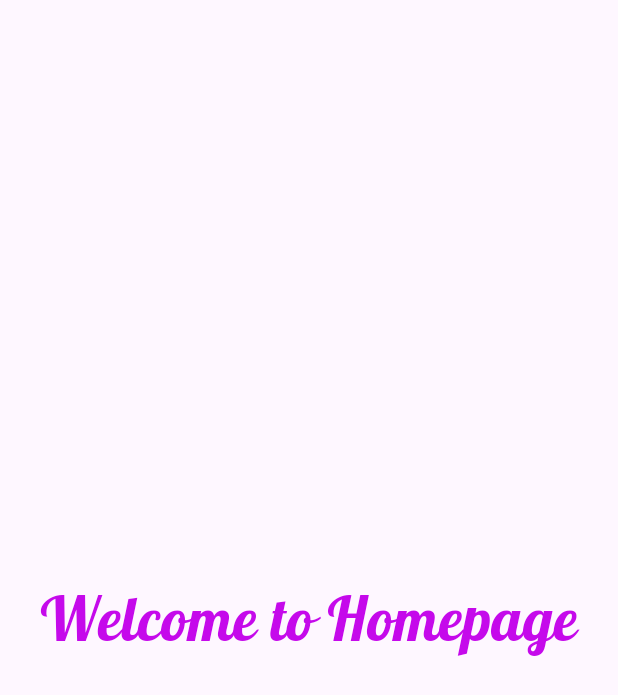
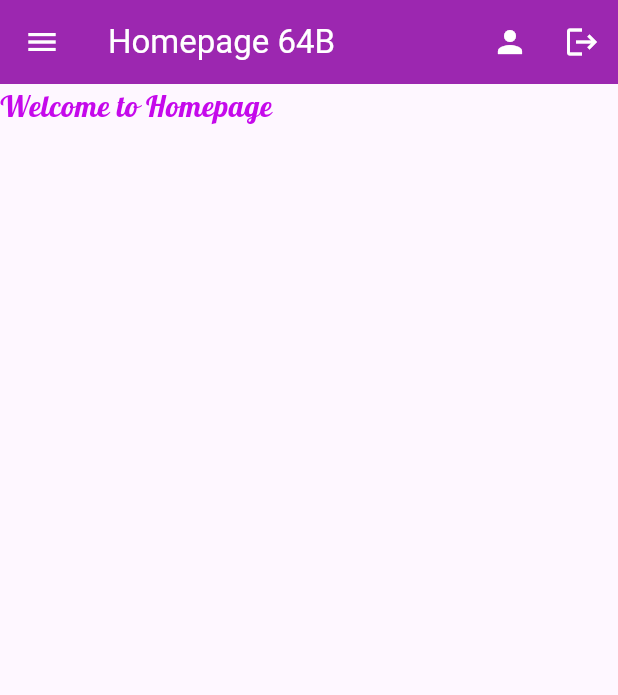
Before and after one commit to mariachowdhry/maria_81, a Flutter app: the screen it shows after launch, on a phone screen of 412 x 824 dp. Shown: the top 695 px of the screen. Run offline on Flutter 3.47's test engine with Material 3 defaults, Android fonts, the phone set to English and light mode, and no system bars; our stand-ins replace google_fonts.

Commit message:
first commit

```diff
--- a/lib/home_page.dart
+++ b/lib/home_page.dart
@@ -7,14 +7,61 @@ class HomePage extends StatelessWidget {
   @override
   Widget build(BuildContext context) {
     return Scaffold(
-      body: Center(
-        child: Text(
-          "Welcome to Homepage",
-          style: GoogleFonts.lobster(
-            textStyle: const TextStyle(
-              fontSize: 40,
-              color: Color.fromARGB(255, 197, 9, 235),
+      appBar: AppBar(
+        title: Text("Homepage 64B"),
+        backgroundColor: Colors.purple,
+        foregroundColor: Colors.white,
+        //leading: Icon(Icons.home),
+        actions: [
+          IconButton(onPressed: () {}, icon: Icon(Icons.person)),
+          IconButton(onPressed: () {}, icon: Icon(Icons.logout)),
+        ],
+      ),
+      drawer: Drawer(
+        child: Column(
+          children: [
+            UserAccountsDrawerHeader(
+              accountName: Text("Name"),
+              accountEmail: Text("Email"),
             ),
+
+            ListTile(
+              leading: Icon(Icons.home),
+              hoverColor: const Color.fromARGB(255, 113, 10, 209),
+
+              title: Text("Homepage"),
+              onTap: () {},
+            ),
+
+            Divider(),
+
+            ListTile(
+              leading: Icon(Icons.settings),
+              hoverColor: const Color.fromARGB(255, 113, 10, 209),
+
+              title: Text("Setting"),
+              onTap: () {},
+            ),
+
+            Spacer(),
+
+            ListTile(
+              leading: Icon(Icons.person),
+              trailing: IconButton(onPressed: () {}, icon: Icon(Icons.logout)),
+              hoverColor: const Color.fromARGB(255, 113, 10, 209),
+
+              title: InkWell(child: Text("Profile"), onTap: () {}),
+            ),
+          ],
+        ),
+      ),
+      //endDrawer: Drawer(),
+      body: Text(
+        "Welcome to Homepage",
+        style: GoogleFonts.lobster(
+          textStyle: const TextStyle(
+            fontSize: 20,
+            color: Color.fromARGB(255, 197, 9, 235),
           ),
         ),
       ),
```
